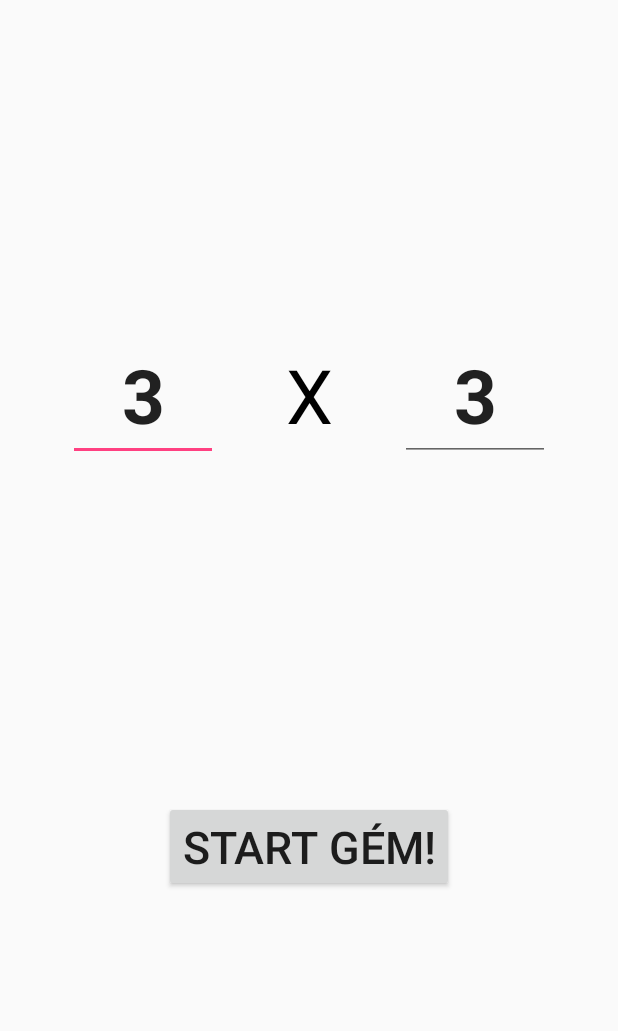
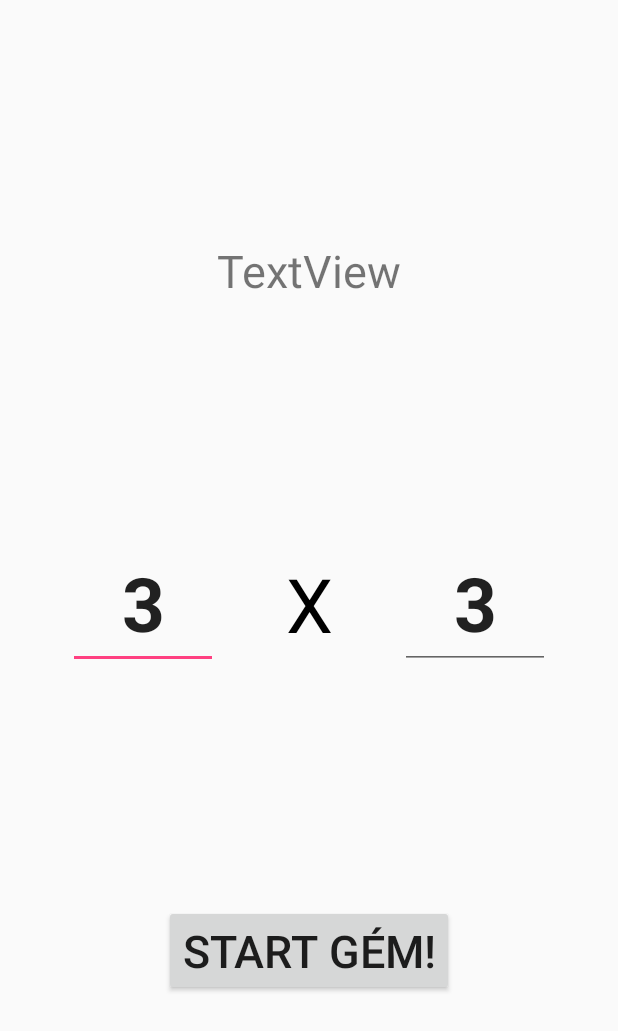
Before and after one commit to szgyf-hu/TT, an Android app: the layout activity_main2.xml on its own in the app's theme, with its tools: preview values and no code run, on a phone screen of 412 x 824 dp. Shown: the top 1031 px of the screen. Run offline under Robolectric (Android 15) with nearby library versions, the phone set to English and light mode, and no system bars.

Commit message:
egy kis adatbázis

```diff
--- a/app/src/main/java/hu/szgyf/android/tt/MainActivity.java
+++ b/app/src/main/java/hu/szgyf/android/tt/MainActivity.java
@@ -265,6 +265,11 @@
 
             Toast.makeText(this, "Gém óvör! sec:" + sec, Toast.LENGTH_LONG).show();
 
+            new ScoreListDBHelper(this).
+                    saveScoreListItem(
+                            new ScoreListItem("vasmacska", sec)
+                    );
+
             MediaPlayer mp = MediaPlayer.create(this, R.raw.applause2);
             mp.start();
         }
--- a/app/src/main/res/layout/activity_main2.xml
+++ b/app/src/main/res/layout/activity_main2.xml
@@ -11,6 +11,7 @@
         android:layout_width="100dp"
         android:layout_height="wrap_content"
         android:layout_marginBottom="8dp"
+        android:layout_marginTop="8dp"
         android:text="3"
         android:textAlignment="center"
         android:textSize="50sp"
@@ -18,26 +19,28 @@
         app:layout_constraintBottom_toTopOf="@+id/startgame"
         app:layout_constraintLeft_toLeftOf="parent"
         app:layout_constraintRight_toLeftOf="@id/mrx"
-        app:layout_constraintTop_toTopOf="parent" />
+        app:layout_constraintTop_toBottomOf="@+id/bestscore" />
 
     <TextView
         android:id="@+id/mrx"
         android:layout_width="wrap_content"
         android:layout_height="wrap_content"
         android:layout_marginBottom="8dp"
+        android:layout_marginTop="8dp"
         android:text="X"
         android:textColor="@android:color/black"
         android:textSize="50sp"
         app:layout_constraintBottom_toTopOf="@+id/startgame"
         app:layout_constraintLeft_toRightOf="@id/xtext"
         app:layout_constraintRight_toLeftOf="@id/ytext"
-        app:layout_constraintTop_toTopOf="parent" />
+        app:layout_constraintTop_toBottomOf="@+id/bestscore" />
 
     <EditText
         android:id="@+id/ytext"
         android:layout_width="100dp"
         android:layout_height="wrap_content"
         android:layout_marginBottom="8dp"
+        android:layout_marginTop="8dp"
         android:text="3"
         android:textAlignment="center"
         android:textSize="50sp"
@@ -45,7 +48,7 @@
         app:layout_constraintBottom_toTopOf="@+id/startgame"
         app:layout_constraintLeft_toRightOf="@id/mrx"
         app:layout_constraintRight_toRightOf="parent"
-        app:layout_constraintTop_toTopOf="parent" />
+        app:layout_constraintTop_toBottomOf="@+id/bestscore" />
 
 
     <Button
@@ -60,5 +63,16 @@
         app:layout_constraintBottom_toBottomOf="parent"
         />
 
+    <TextView
+        android:id="@+id/bestscore"
+        android:layout_width="wrap_content"
+        android:layout_height="wrap_content"
+        android:text="TextView"
+        android:textSize="30sp"
+        app:layout_constraintLeft_toLeftOf="parent"
+        app:layout_constraintRight_toRightOf="parent"
+        app:layout_constraintBottom_toTopOf="@id/mrx"
+        app:layout_constraintTop_toTopOf="parent" />
+
 
 </android.support.constraint.ConstraintLayout>
```
Also changed, not shown: app/src/main/java/hu/szgyf/android/tt/Main2Activity.java (+12 -0 lines), app/src/main/java/hu/szgyf/android/tt/ScoreListDBHelper.java (added, +97 -0 lines), app/src/main/java/hu/szgyf/android/tt/ScoreListItem.java (added, +46 -0 lines).
